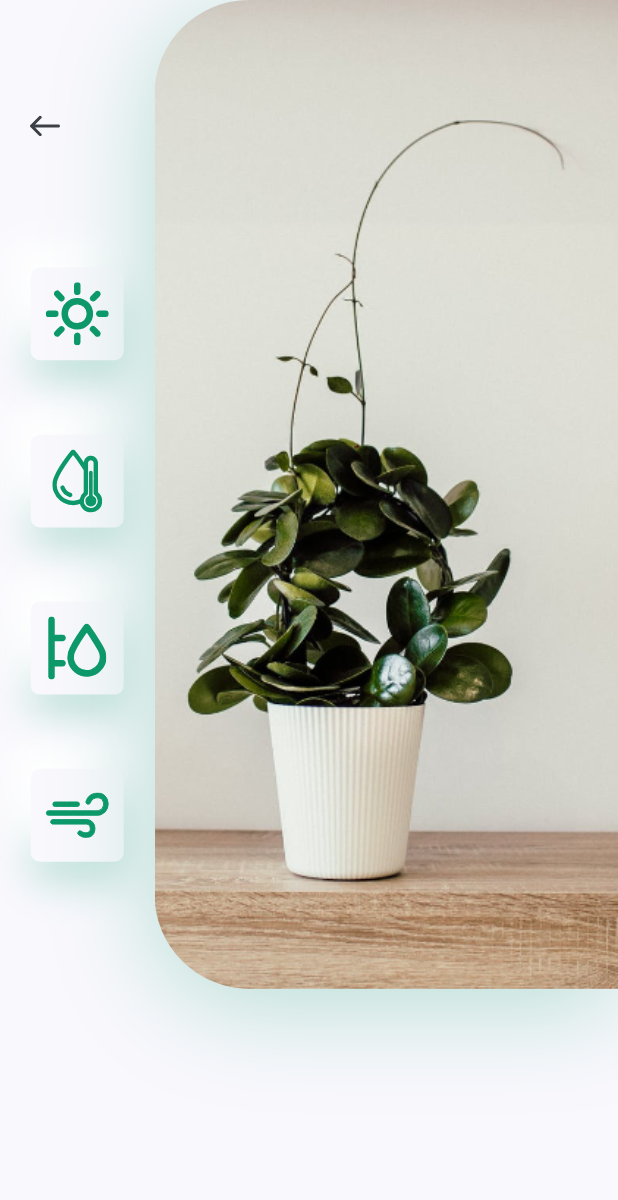
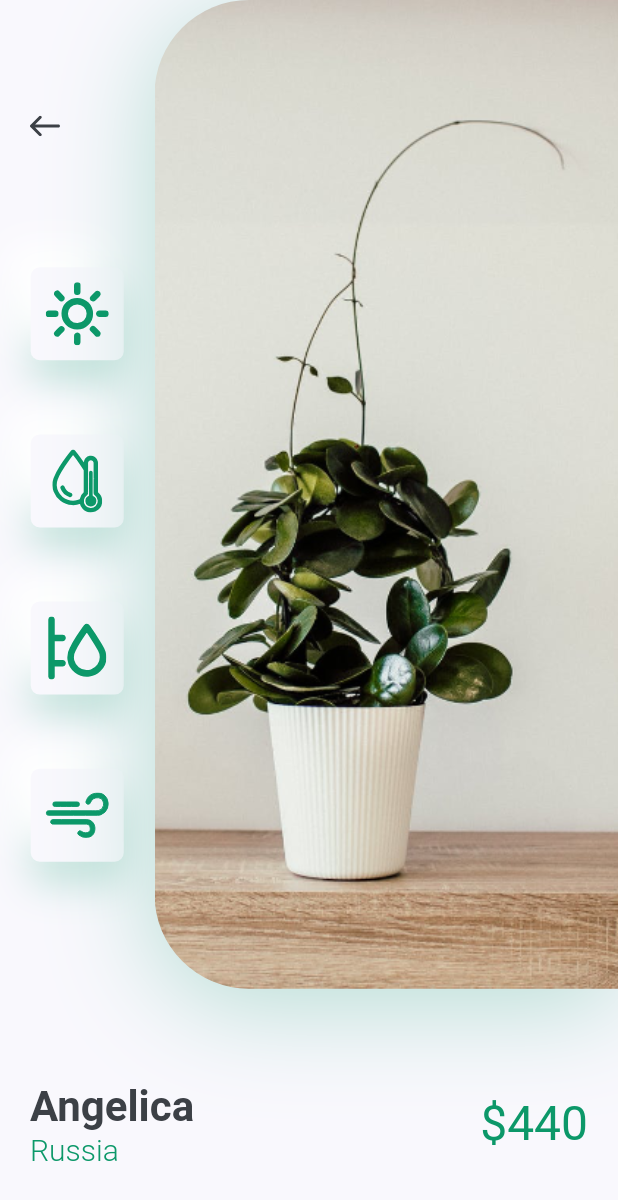
Before and after one commit to nrismawardah/145_PlantApp, a Flutter app: the DetailsScreen screen opened directly, on a phone screen of 412 x 824 dp. Shown: the top 1200 px of the screen. Run offline on Flutter 3.47's test engine with Material 3 defaults, Android fonts, the phone set to English and light mode, and no system bars; our stand-ins replace flutter_svg.

Commit message:
Memperbarui tampilan untuk body pada details

```diff
--- a/lib/screens/details/components/body.dart
+++ b/lib/screens/details/components/body.dart
@@ -12,7 +12,63 @@ class Body extends StatelessWidget {
   Widget build(BuildContext context) {
     Size size = MediaQuery.of(context).size;
     return SingleChildScrollView(
-      child: Column(children: [ImagesAndIcons(size: size)]),
+      child: Column(
+        children: [
+          ImagesAndIcons(size: size),
+          TitleAndPrice(title: "Angelica", country: "Russia", price: 440),
+        ],
+      ),
     );
   }
 }
+
+class TitleAndPrice extends StatelessWidget {
+  const TitleAndPrice({
+    super.key,
+    required this.title,
+    required this.country,
+    required this.price,
+  });
+
+  final String title, country;
+  final int price;
+
+  @override
+  Widget build(BuildContext context) {
+    return Padding(
+      padding: const EdgeInsets.symmetric(horizontal: kDefaultPadding),
+      child: Row(
+        children: <Widget>[
+          RichText(
+            text: TextSpan(
+              children: [
+                TextSpan(
+                  text: "$title\n",
+                  style: Theme.of(context).textTheme.headlineMedium?.copyWith(
+                    color: kTextColor,
+                    fontWeight: FontWeight.bold,
+                  ),
+                ),
+                TextSpan(
+                  text: country,
+                  style: TextStyle(
+                    fontSize: 20,
+                    color: kPrimaryColor,
+                    fontWeight: FontWeight.w300,
+                  ),
+                ),
+              ],
+            ),
+          ),
+          Spacer(),
+          Text(
+            "\$$price",
+            style: Theme.of(
+              context,
+            ).textTheme.headlineLarge?.copyWith(color: kPrimaryColor),
+          ),
+        ],
+      ),
+    );
+  }
+}
```
